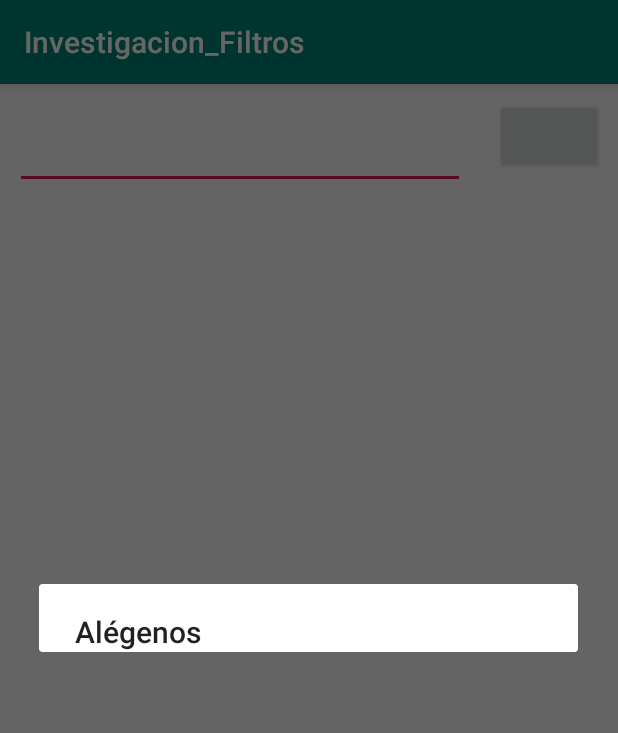
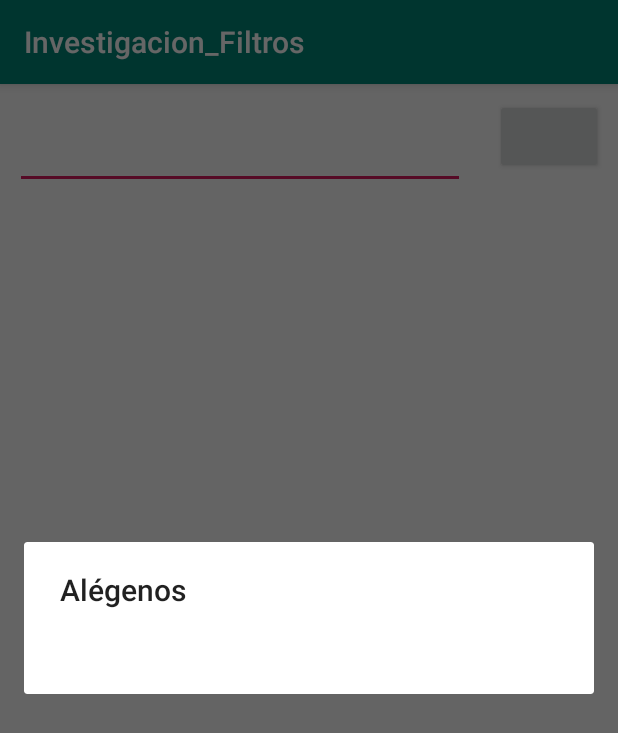
Before and after one commit to raulrp3/DAM_Investigacion_Firebase_Filtros, an Android app: the screen it shows after launch (MainActivity), after a tap on an icon or button, on a phone screen of 412 x 824 dp. Shown: the top 733 px of the screen. Run offline under Robolectric (Android 15) with nearby library versions, the phone set to English and light mode, and no system bars; our stand-ins replace Firebase (no records; nobody signed in at launch, a user with empty details on screens opened directly).

Commit message:
Cargados alérgenos en el modal

```diff
--- a/app/src/main/java/com/example/investigacion_filtros/MainActivity.java
+++ b/app/src/main/java/com/example/investigacion_filtros/MainActivity.java
@@ -1,5 +1,6 @@
 package com.example.investigacion_filtros;
 
+import android.content.DialogInterface;
 import android.support.annotation.NonNull;
 import android.support.v7.app.AlertDialog;
 import android.support.v7.app.AppCompatActivity;
@@ -109,8 +110,21 @@ public class MainActivity extends AppCompatActivity {
     }
 
     private void inflateMenuAllergens(List<Allergen> allergens){
+        CharSequence[] cs = new CharSequence[allergens.size()];
+        for (int i = 0; i < allergens.size(); i++) {
+            cs[i] = allergens.get(i).getName();
+        }
+
         AlertDialog.Builder builder = new AlertDialog.Builder(MainActivity.this);
-        builder.setTitle("Alégenos").show();
+        builder.setTitle("Alégenos");
+        builder.setMultiChoiceItems(cs, null, new DialogInterface.OnMultiChoiceClickListener() {
+            @Override
+            public void onClick(DialogInterface dialog, int which, boolean isChecked) {
+
+            }
+        });
+
+        builder.show();
         builder.create();
     }
 }
```
